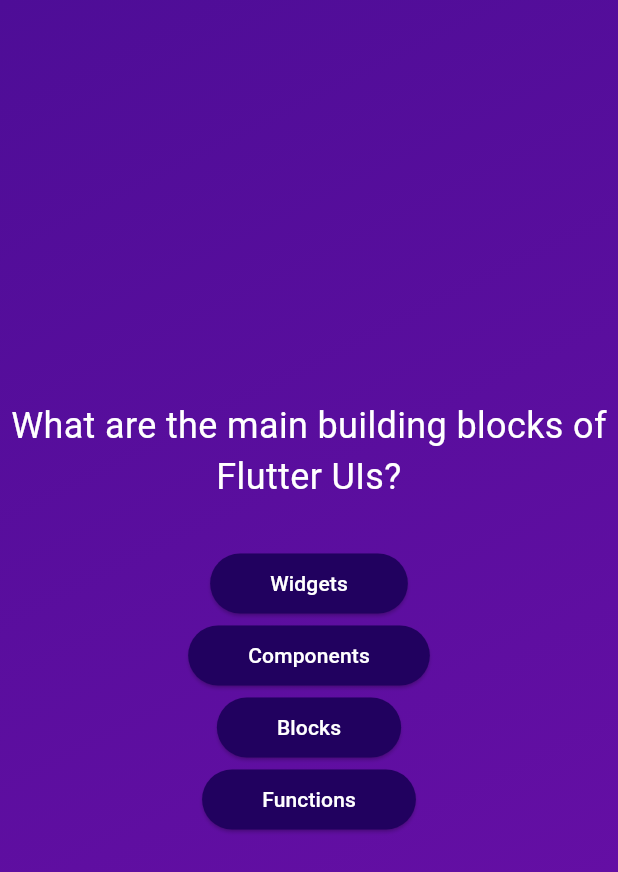
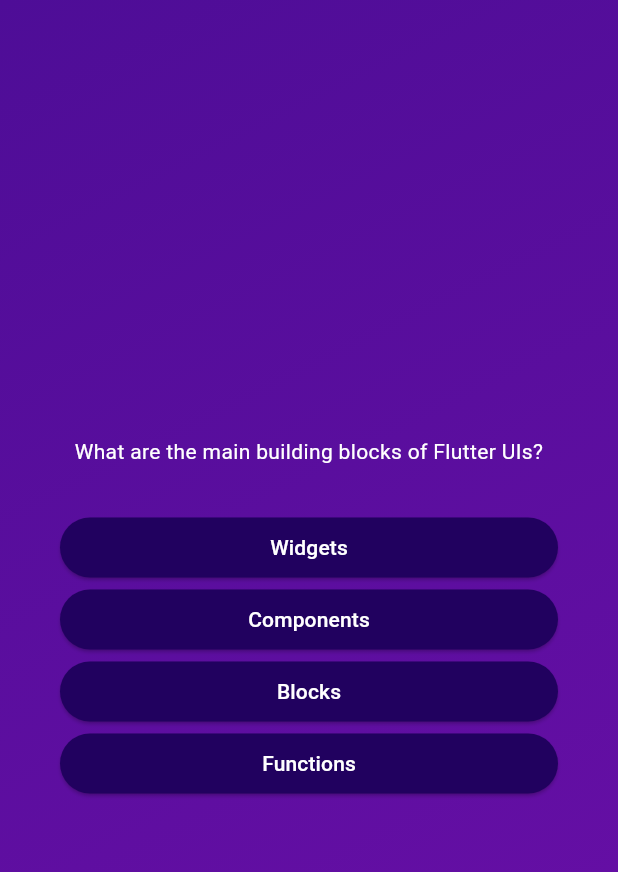
Before and after one commit to subexi/flutter_adv_basics, a Flutter app: the screen it shows after launch, after a tap on "Start Quiz", on a phone screen of 412 x 824 dp. Shown: the top 872 px of the screen. Run offline on Flutter 3.47's test engine with Material 3 defaults, Android fonts, the phone set to English and light mode, and no system bars.

Commit message:
73 Answer Buttons ausrichten

```diff
--- a/lib/questions_screen.dart
+++ b/lib/questions_screen.dart
@@ -13,19 +13,23 @@ class _QuestionsScreenState extends State<QuestionsScreen> {
   @override
   Widget build(BuildContext context) {
     final currentQuestion = questions[0];
+
      // Here we are getting the first question from the questions list, which is defined in data/questions.dart. In a real application, you would want to implement some functionality to keep track of which question the user is currently on and update this variable accordingly.
     return SizedBox( // A SizedBox is a widget that has a specific size. Here we are using it to make the child widget take up the full width of the screen.
       width: double.infinity, // double.infinity is a special value that tells the widget to take up as much space as possible in the given direction. In this case, it will take up the full width of the screen.
-      child: Column(
+      child: Container( //
+        margin: const EdgeInsets.all(40), // margin is a property of the Container widget that adds empty space around the child widget. Here we are using EdgeInsets.all(20) to add a margin of 20 pixels on all sides of the child widget.
+        child: Column( // A Column is a widget that displays its children in a vertical array. Here we are using it to display the question text and the answer buttons vertically.
           mainAxisAlignment: MainAxisAlignment.center, // mainAxisAlignment is a property of the Column widget that controls how the children are aligned vertically. Here we are using MainAxisAlignment.center to center the children vertically within the Column.
+          crossAxisAlignment: CrossAxisAlignment.stretch, // mainAxisAlignment is a property of the Column widget that controls how the children are aligned vertically. Here we are using MainAxisAlignment.center to center the children vertically within the Column.
+
           children: [
           Text(
             currentQuestion.text,
-          textAlign: TextAlign.center, // Here we are displaying the text of the current question. The currentQuestion variable is an instance of the Question class, which is defined in data/questions.dart. The text property of the Question class contains the text of the question.
             style: const TextStyle(
-            fontSize: 24,
               color: Colors.white,
             ),
+            textAlign: TextAlign.center,
           ),
 
           const SizedBox(
@@ -39,6 +43,7 @@ class _QuestionsScreenState extends State<QuestionsScreen> {
           }), // The map method returns an Iterable, so we need to convert it to a List using the toList method. This is necessary because the children property of the Column widget expects a List of widgets.
           ],
         ),
+      ),
     );
   }
 }
```
Lines whose indentation alone changed are shown as unchanged.
